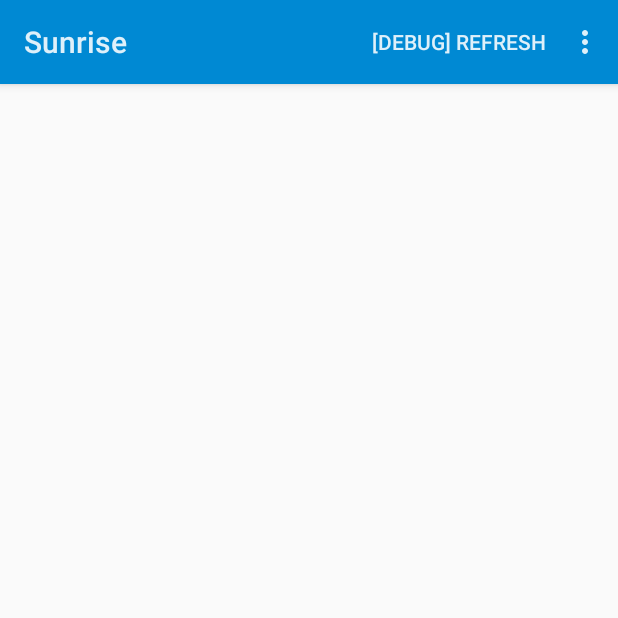
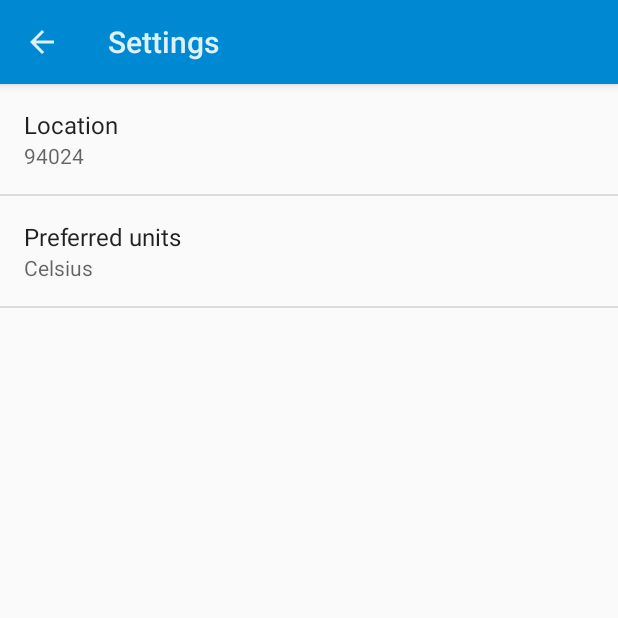
Before and after one commit to GabMus/android-sunrise, an Android app: the screen it shows after launch (MainActivity before the commit, SettingsActivity after it), in the options menu, after a tap on "Settings", on a phone screen of 412 x 824 dp, the top half of it. Run offline under Robolectric (Android 15) with nearby library versions, the phone set to English and light mode, and no system bars; 2 statements that could not run were skipped.

Commit message:
Added Settings Screen Implemented custom location

```diff
--- a/app/src/main/AndroidManifest.xml
+++ b/app/src/main/AndroidManifest.xml
@@ -11,7 +11,7 @@
         android:label="@string/app_name"
         android:theme="@style/AppTheme" >
         <activity
-            android:name="com.gabmus.sunrise.MainActivity"
+            android:name=".MainActivity"
             android:label="@string/app_name" >
             <intent-filter>
                 <action android:name="android.intent.action.MAIN" />
@@ -20,9 +20,17 @@
             </intent-filter>
         </activity>
         <activity
-            android:name="com.gabmus.sunrise.DetailActivity"
+            android:name=".DetailActivity"
             android:label="@string/title_activity_detail"
-            android:parentActivityName="com.gabmus.sunrise.MainActivity" >
+            android:parentActivityName=".MainActivity" >
+            <meta-data
+                android:name="android.support.PARENT_ACTIVITY"
+                android:value="com.gabmus.sunrise.MainActivity" />
+        </activity>
+        <activity
+            android:name=".SettingsActivity"
+            android:label="@string/title_activity_settings"
+            android:parentActivityName=".MainActivity" >
             <meta-data
                 android:name="android.support.PARENT_ACTIVITY"
                 android:value="com.gabmus.sunrise.MainActivity" />
--- a/app/src/main/java/com/gabmus/sunrise/ForecastFragment.java
+++ b/app/src/main/java/com/gabmus/sunrise/ForecastFragment.java
@@ -3,9 +3,11 @@ package com.gabmus.sunrise;
 import android.app.Fragment;
 import android.app.ProgressDialog;
 import android.content.Intent;
+import android.content.SharedPreferences;
 import android.net.Uri;
 import android.os.AsyncTask;
 import android.os.Bundle;
+import android.preference.PreferenceManager;
 import android.text.format.Time;
 import android.util.Log;
 import android.view.LayoutInflater;
@@ -17,6 +19,7 @@ import android.view.ViewGroup;
 import android.widget.AdapterView;
 import android.widget.ArrayAdapter;
 import android.widget.ListView;
+import android.widget.Toast;
 
 import org.json.JSONArray;
 import org.json.JSONException;
@@ -41,6 +44,7 @@ public class ForecastFragment extends Fragment {
 
     protected ArrayAdapter<String> forecastAdapter;
     protected boolean refreshOnStartup=true;
+    //public String locPref="";
 
     public ForecastFragment() {
     }
@@ -49,6 +53,10 @@ public class ForecastFragment extends Fragment {
     @Override
     public void onCreate(Bundle savedInstanceState) {
         super.onCreate(savedInstanceState);
+
+        //SharedPreferences pref = PreferenceManager.getDefaultSharedPreferences(getActivity()).getString("location_key","");
+        //locPref=pref.getString("location_key","");
+        //Toast.makeText(getActivity(), locPref, Toast.LENGTH_SHORT).show();
         setHasOptionsMenu(true);
     }
 
@@ -62,7 +70,7 @@ public class ForecastFragment extends Fragment {
     public boolean onOptionsItemSelected(MenuItem item) {
         int id=item.getItemId();
         if (id==R.id.action_refresh) {
-            new FetchForecastTask().execute("95125");
+            new FetchForecastTask().execute(PreferenceManager.getDefaultSharedPreferences(getActivity()).getString("location_key",""));
             return true;
         }
         return super.onOptionsItemSelected(item);
@@ -77,7 +85,7 @@ public class ForecastFragment extends Fragment {
 
         forecastAdapter = new ArrayAdapter<String>(getActivity(),R.layout.list_item_forecast,R.id.list_item_forecast_textview);
         if (refreshOnStartup) {
-            new FetchForecastTask().execute("95125");
+            new FetchForecastTask().execute(PreferenceManager.getDefaultSharedPreferences(getActivity()).getString("location_key",""));
             refreshOnStartup=false;
         }
         ListView forecastList = (ListView) rootView.findViewById(R.id.listview_forecast);
--- a/app/src/main/java/com/gabmus/sunrise/MainActivity.java
+++ b/app/src/main/java/com/gabmus/sunrise/MainActivity.java
@@ -1,6 +1,7 @@
 package com.gabmus.sunrise;
 
 import android.app.Activity;
+import android.content.Intent;
 import android.os.Bundle;
 import android.view.Menu;
 import android.view.MenuItem;
@@ -35,6 +36,8 @@ public class MainActivity extends Activity {
 
         //noinspection SimplifiableIfStatement
         if (id == R.id.action_settings) {
+            Intent settingsIntent = new Intent(this , SettingsActivity.class);
+            startActivity(settingsIntent);
             return true;
         }
 
--- /dev/null
+++ b/app/src/main/java/com/gabmus/sunrise/SettingsActivity.java
@@ -0,0 +1,73 @@
+package com.gabmus.sunrise;
+
+import android.content.SharedPreferences;
+import android.os.Bundle;
+import android.preference.ListPreference;
+import android.preference.Preference;
+import android.preference.PreferenceActivity;
+import android.preference.PreferenceManager;
+import android.view.KeyEvent;
+
+/**
+ * A {@link PreferenceActivity} that presents a set of application settings.
+ * <p>
+ * See <a href="http://developer.android.com/design/patterns/settings.html">
+ * Android Design: Settings</a> for design guidelines and the <a
+ * href="http://developer.android.com/guide/topics/ui/settings.html">Settings
+ * API Guide</a> for more information on developing a Settings UI.
+ */
+
+public class SettingsActivity extends PreferenceActivity
+        implements Preference.OnPreferenceChangeListener {
+
+    @Override
+    public void onCreate(Bundle savedInstanceState) {
+        super.onCreate(savedInstanceState);
+        // Add 'general' preferences, defined in the XML file
+        // DONE: Add preferences from XML
+        addPreferencesFromResource(R.xml.pref_general);
+
+        // For all preferences, attach an OnPreferenceChangeListener so the UI summary can be
+        // updated when the preference changes.
+        // DONE: Add preferences
+        bindPreferenceSummaryToValue(findPreference(getString(R.string.pref_location_key)));
+        bindPreferenceSummaryToValue(findPreference(getString(R.string.pref_unit_key)));
+    }
+
+    /**
+     * Attaches a listener so the summary is always updated with the preference value.
+     * Also fires the listener once, to initialize the summary (so it shows up before the value
+     * is changed.)
+     */
+    private void bindPreferenceSummaryToValue(Preference preference) {
+        // Set the listener to watch for value changes.
+        preference.setOnPreferenceChangeListener(this);
+
+        // Trigger the listener immediately with the preference's
+        // current value.
+        onPreferenceChange(preference,
+                PreferenceManager
+                        .getDefaultSharedPreferences(preference.getContext())
+                        .getString(preference.getKey(), ""));
+    }
+
+    @Override
+    public boolean onPreferenceChange(Preference preference, Object value) {
+        String stringValue = value.toString();
+
+        if (preference instanceof ListPreference) {
+            // For list preferences, look up the correct display value in
+            // the preference's 'entries' list (since they have separate labels/values).
+            ListPreference listPreference = (ListPreference) preference;
+            int prefIndex = listPreference.findIndexOfValue(stringValue);
+            if (prefIndex >= 0) {
+                preference.setSummary(listPreference.getEntries()[prefIndex]);
+            }
+        } else {
+            // For other preferences, set the summary to the value's simple string representation.
+            preference.setSummary(stringValue);
+        }
+        return true;
+    }
+
+}
--- /dev/null
+++ b/app/src/main/res/menu/menu_settings.xml
@@ -0,0 +1,6 @@
+<menu xmlns:android="http://schemas.android.com/apk/res/android"
+    xmlns:tools="http://schemas.android.com/tools"
+    tools:context="com.gabmus.sunrise.SettingsActivity">
+    <item android:id="@+id/action_settings" android:title="@string/action_settings"
+        android:orderInCategory="100" android:showAsAction="never" />
+</menu>
--- a/app/src/main/res/values/strings.xml
+++ b/app/src/main/res/values/strings.xml
@@ -5,4 +5,23 @@
     <string name="action_refresh" translatable="false">[DEBUG] Refresh</string>
     <string name="loading_message">Fetching forecast...</string>
     <string name="title_activity_detail">Details</string>
+    <string name="title_activity_settings">Settings</string>
+
+    <string name="pref_location_label">Location</string>
+    <string name="pref_location_key" translatable="false">location_key</string>
+    <string name="pref_location_default" translatable="false">94024</string>
+
+    <string name="pref_unit_label">Preferred units</string>
+    <string name="pref_unit_key" translatable="false">unit_key</string>
+    <string name="pref_unit_default" translatable="false">Celsius</string>
+
+    <string-array name="unitValues">
+        <item>1</item>
+        <item>2</item>
+    </string-array>
+
+    <string-array name="unitEntries">
+        <item>Celsius</item>
+        <item>Fahrenheit</item>
+    </string-array>
 </resources>
--- /dev/null
+++ b/app/src/main/res/xml/pref_general.xml
@@ -0,0 +1,20 @@
+<?xml version="1.0" encoding="utf-8"?>
+<PreferenceScreen xmlns:android="http://schemas.android.com/apk/res/android">
+
+    <EditTextPreference
+        android:title="@string/pref_location_label"
+        android:key="@string/pref_location_key"
+        android:defaultValue="@string/pref_location_default"
+        android:inputType="text"
+        android:singleLine="true"
+    />
+
+    <ListPreference
+        android:title="@string/pref_unit_label"
+        android:key="@string/pref_unit_key"
+        android:entries="@array/unitEntries"
+        android:entryValues="@array/unitValues"
+        android:defaultValue="1"
+    />
+
+</PreferenceScreen>
```
Also changed, not shown: 3 other files.
